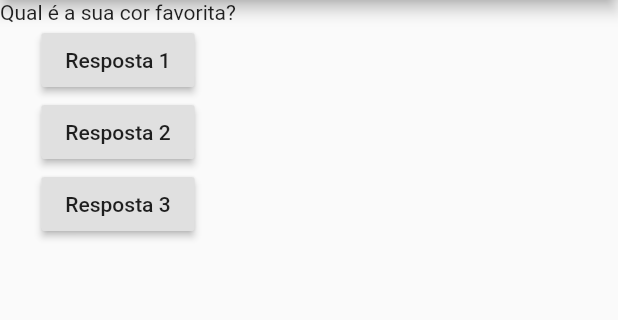
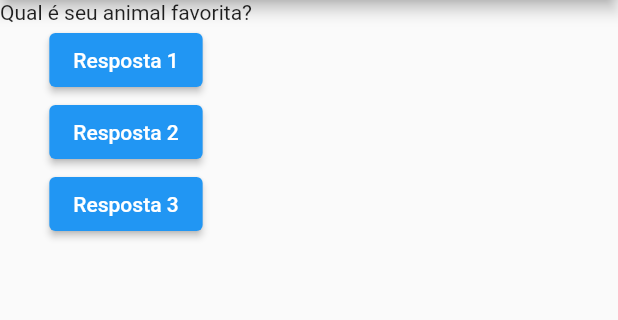
Before and after one commit to higornabuco/Projeto-Perguntas, a Flutter app: the screen it shows after launch, after a tap on "Resposta 1", on a phone screen of 412 x 824 dp, the part 84-404 px from its top. Run offline on Flutter 3.47's test engine with Material 2 defaults, Android fonts, the phone set to English and light mode, and no system bars.

Commit message:
Atualizando código

```diff
--- a/lib/main.dart
+++ b/lib/main.dart
@@ -1,15 +1,16 @@
 import 'package:flutter/material.dart';
+import './questao.dart';
 
 main() => runApp(PerguntaApp());
 
-class PerguntaAppState extends State<PerguntaApp> {
-  var perguntaSelecionada = 0;
+class _PerguntaAppState extends State<PerguntaApp> {
+  var _perguntaSelecionada = 0;
 
-  void responder() {
+  void _responder() {
     setState(() {
-      perguntaSelecionada++;
+      _perguntaSelecionada++;
     });
-    print(perguntaSelecionada);
+    print(_perguntaSelecionada);
   }
 
   @override
@@ -26,18 +27,18 @@
         ),
         body: Column(
           children: <Widget>[
-            Text(perguntas[0]),
-            RaisedButton(
+            Questao(perguntas[_perguntaSelecionada]),
+            ElevatedButton(
               child: Text('Resposta 1'),
-              onPressed: responder,
+              onPressed: _responder,
             ),
-            RaisedButton(
+            ElevatedButton(
               child: Text('Resposta 2'),
-              onPressed: responder,
+              onPressed: _responder,
             ),
-            RaisedButton(
+            ElevatedButton(
               child: Text('Resposta 3'),
-              onPressed: responder,
+              onPressed: _responder,
             ),
           ],
         ),
@@ -47,7 +48,7 @@
 }
 
 class PerguntaApp extends StatefulWidget {
-  PerguntaAppState createState() {
-    return PerguntaAppState();
+  _PerguntaAppState createState() {
+    return _PerguntaAppState();
   }
 }
--- /dev/null
+++ b/lib/questao.dart
@@ -0,0 +1,12 @@
+import 'package:flutter/material.dart';
+
+class Questao extends StatelessWidget {
+  final String texto;
+
+  Questao(this.texto);
+
+  @override
+  Widget build(BuildContext context) {
+    return Text(texto);
+  }
+}
```
